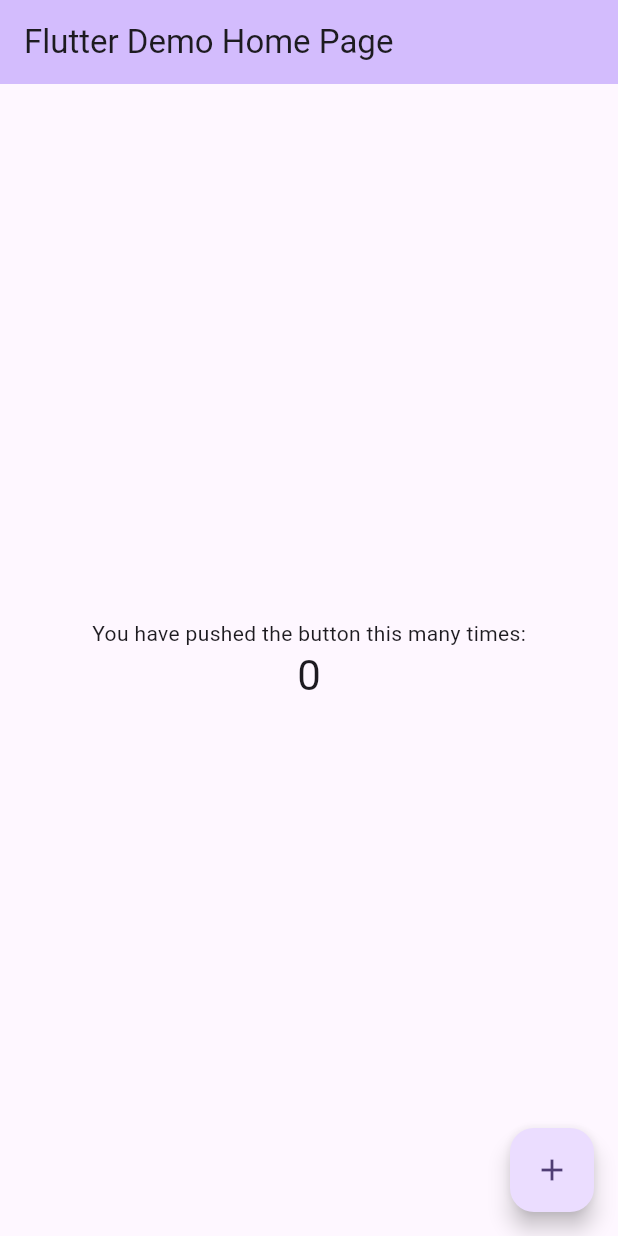
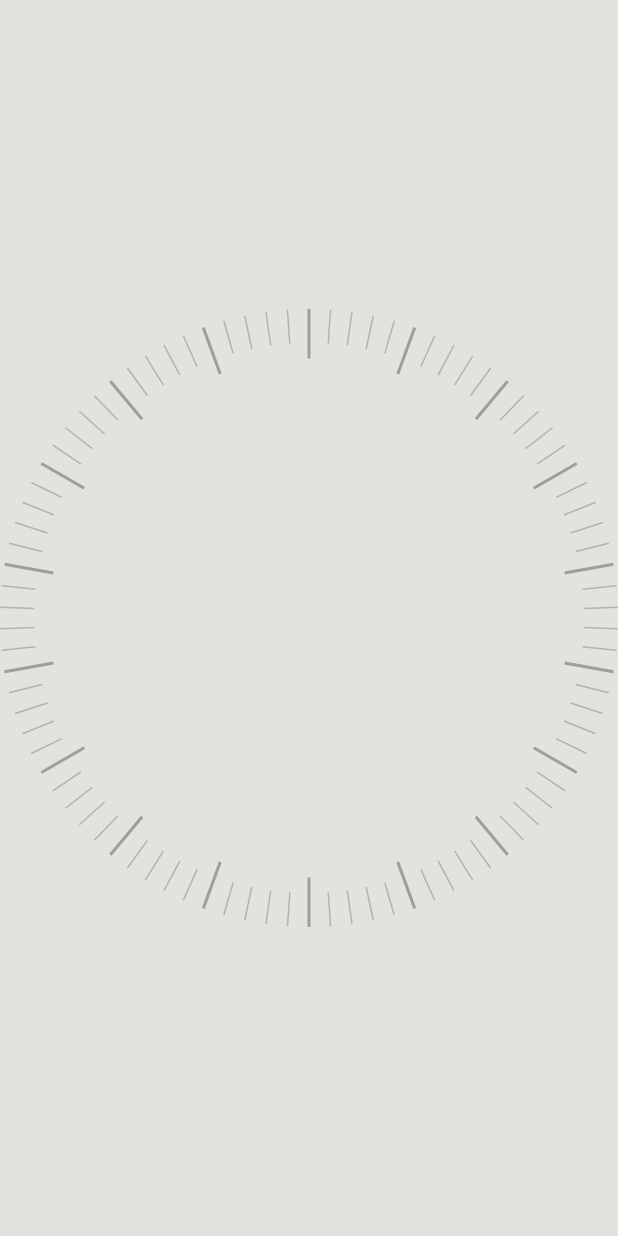
Before and after one commit to Mundane-Editorial/Flutter-compass, a Flutter app: the screen it shows after launch, on a phone screen of 412 x 824 dp. Run offline on Flutter 3.47's test engine with Material 3 defaults, Android fonts, the phone set to English and light mode, and no system bars.

Commit message:
degree margins

```diff
--- a/lib/Screens/compass_screen.dart
+++ b/lib/Screens/compass_screen.dart
@@ -0,0 +1,24 @@
+import 'package:compass/constants/app_color.dart';
+import 'package:flutter/material.dart';
+
+import '../widgets/compass_View_painter.dart';
+
+class CompassScreen extends StatefulWidget {
+  const CompassScreen({super.key});
+
+  @override
+  State<CompassScreen> createState() => _CompassScreenState();
+}
+
+class _CompassScreenState extends State<CompassScreen> {
+  @override
+  Widget build(BuildContext context) {
+    final size = MediaQuery.of(context).size;
+    return Scaffold(
+      body: CustomPaint(
+        size: size,
+        painter: CompassViewPainter(color: AppColor.grey),
+      ),
+    );
+  }
+}
--- /dev/null
+++ b/lib/constants/app_color.dart
@@ -0,0 +1,12 @@
+import 'package:flutter/material.dart';
+
+class AppColor {
+  static const Color primaryColor = Color(0xFFe4e2dc);
+  static const Color primaryDarkColor = Color(0xFFc5c2bd);
+  static const Color greenColor = Color(0xFFcadabc);
+  static const Color greenDarkColor = Color(0xFF99a58e);
+  static const Color white = Color(0xFFFFFFFF);
+  static const Color black = Color(0xFF000000);
+  static const Color red = Color(0xFFFF0000);
+  static const Color grey = Colors.grey;
+}
--- a/lib/main.dart
+++ b/lib/main.dart
@@ -1,3 +1,5 @@
+import 'package:compass/Screens/compass_screen.dart';
+import 'package:compass/constants/app_color.dart';
 import 'package:flutter/material.dart';
 
 void main() {
@@ -6,120 +8,16 @@ void main() {
 
 class MyApp extends StatelessWidget {
   const MyApp({super.key});
-
-  // This widget is the root of your application.
   @override
   Widget build(BuildContext context) {
     return MaterialApp(
+      debugShowCheckedModeBanner: false,
       title: 'Flutter Demo',
       theme: ThemeData(
-        // This is the theme of your application.
-        //
-        // TRY THIS: Try running your application with "flutter run". You'll see
-        // the application has a purple toolbar. Then, without quitting the app,
-        // try changing the seedColor in the colorScheme below to Colors.green
-        // and then invoke "hot reload" (save your changes or press the "hot
-        // reload" button in a Flutter-supported IDE, or press "r" if you used
-        // the command line to start the app).
-        //
-        // Notice that the counter didn't reset back to zero; the application
-        // state is not lost during the reload. To reset the state, use hot
-        // restart instead.
-        //
-        // This works for code too, not just values: Most code changes can be
-        // tested with just a hot reload.
-        colorScheme: ColorScheme.fromSeed(seedColor: Colors.deepPurple),
-        useMaterial3: true,
+        primarySwatch: Colors.blue,
+        scaffoldBackgroundColor: AppColor.primaryColor,
       ),
-      home: const MyHomePage(title: 'Flutter Demo Home Page'),
+      home: const CompassScreen(),
     );
   }
 }
-
-class MyHomePage extends StatefulWidget {
-  const MyHomePage({super.key, required this.title});
-
-  // This widget is the home page of your application. It is stateful, meaning
-  // that it has a State object (defined below) that contains fields that affect
-  // how it looks.
-
-  // This class is the configuration for the state. It holds the values (in this
-  // case the title) provided by the parent (in this case the App widget) and
-  // used by the build method of the State. Fields in a Widget subclass are
-  // always marked "final".
-
-  final String title;
-
-  @override
-  State<MyHomePage> createState() => _MyHomePageState();
-}
-
-class _MyHomePageState extends State<MyHomePage> {
-  int _counter = 0;
-
-  void _incrementCounter() {
-    setState(() {
-      // This call to setState tells the Flutter framework that something has
-      // changed in this State, which causes it to rerun the build method below
-      // so that the display can reflect the updated values. If we changed
-      // _counter without calling setState(), then the build method would not be
-      // called again, and so nothing would appear to happen.
-      _counter++;
-    });
-  }
-
-  @override
-  Widget build(BuildContext context) {
-    // This method is rerun every time setState is called, for instance as done
-    // by the _incrementCounter method above.
-    //
-    // The Flutter framework has been optimized to make rerunning build methods
-    // fast, so that you can just rebuild anything that needs updating rather
-    // than having to individually change instances of widgets.
-    return Scaffold(
-      appBar: AppBar(
-        // TRY THIS: Try changing the color here to a specific color (to
-        // Colors.amber, perhaps?) and trigger a hot reload to see the AppBar
-        // change color while the other colors stay the same.
-        backgroundColor: Theme.of(context).colorScheme.inversePrimary,
-        // Here we take the value from the MyHomePage object that was created by
-        // the App.build method, and use it to set our appbar title.
-        title: Text(widget.title),
-      ),
-      body: Center(
-        // Center is a layout widget. It takes a single child and positions it
-        // in the middle of the parent.
-        child: Column(
-          // Column is also a layout widget. It takes a list of children and
-          // arranges them vertically. By default, it sizes itself to fit its
-          // children horizontally, and tries to be as tall as its parent.
-          //
-          // Column has various properties to control how it sizes itself and
-          // how it positions its children. Here we use mainAxisAlignment to
-          // center the children vertically; the main axis here is the vertical
-          // axis because Columns are vertical (the cross axis would be
-          // horizontal).
-          //
-          // TRY THIS: Invoke "debug painting" (choose the "Toggle Debug Paint"
-          // action in the IDE, or press "p" in the console), to see the
-          // wireframe for each widget.
-          mainAxisAlignment: MainAxisAlignment.center,
-          children: <Widget>[
-            const Text(
-              'You have pushed the button this many times:',
-            ),
-            Text(
-              '$_counter',
-              style: Theme.of(context).textTheme.headlineMedium,
-            ),
-          ],
-        ),
-      ),
-      floatingActionButton: FloatingActionButton(
-        onPressed: _incrementCounter,
-        tooltip: 'Increment',
-        child: const Icon(Icons.add),
-      ), // This trailing comma makes auto-formatting nicer for build methods.
-    );
-  }
-}
--- /dev/null
+++ b/lib/widgets/compass_View_painter.dart
@@ -0,0 +1,102 @@
+import 'dart:math';
+
+import 'package:compass/constants/app_color.dart';
+import 'package:flutter/material.dart';
+
+class CompassViewPainter extends CustomPainter {
+  final Color color;
+  final int majorTickerCount;
+  final int minorTickerCount;
+  final CardinalityMap cardinalityMap;
+
+  CompassViewPainter({
+    required this.color,
+    this.majorTickerCount = 18,
+    this.minorTickerCount = 90,
+    this.cardinalityMap = const {0: 'N', 90: 'E', 180: 'S', 270: 'W'},
+  });
+
+  late final majorScalePaint = Paint()
+    ..style = PaintingStyle.stroke
+    ..color = color
+    ..strokeWidth = 2.0;
+
+  late final minorScalePaint = Paint()
+    ..style = PaintingStyle.stroke
+    ..color = color.withOpacity(0.7)
+    ..strokeWidth = 1.0;
+
+  late final majorScaleStyle = TextStyle(
+    color: color,
+    fontSize: 12.0,
+  );
+
+  late final cardinalityStyle = const TextStyle(
+    color: AppColor.black,
+    fontSize: 20,
+    fontWeight: FontWeight.bold,
+  );
+
+  late final _majorTicks = _layoutScale(majorTickerCount);
+  late final _minorTicks = _layoutScale(minorTickerCount);
+
+  @override
+  void paint(Canvas canvas, Size size) {
+    // TODO: implement paint
+    const origin = Offset.zero;
+    final center = size.center(origin);
+    final radius = size.width / 2;
+
+    final majorTickLength = size.width * 0.08;
+    final minorTickLength = size.width * 0.055;
+
+    canvas.save();
+
+    //TODO : Paint major scale code block
+    for (final angle in _majorTicks) {
+      final tickStart = Offset.fromDirection(
+        _correctAngle(angle).toRadian(),
+        radius,
+      );
+      final tickEnd = Offset.fromDirection(
+        _correctAngle(angle).toRadian(),
+        radius - majorTickLength,
+      );
+      canvas.drawLine(center + tickStart, center + tickEnd, majorScalePaint);
+    }
+
+    //TODO : Paint minor scale code block
+    for (final angle in _minorTicks) {
+      final tickStart = Offset.fromDirection(
+        _correctAngle(angle).toRadian(),
+        radius,
+      );
+      final tickEnd = Offset.fromDirection(
+        _correctAngle(angle).toRadian(),
+        radius - minorTickLength,
+      );
+      canvas.drawLine(center + tickStart, center + tickEnd, minorScalePaint);
+    }
+
+    canvas.restore();
+  }
+
+  @override
+  bool shouldRepaint(covariant CustomPainter oldDelegate) {
+    // TODO: implement shouldRepaint
+    return false;
+  }
+
+  List<double> _layoutScale(int ticks) {
+    final scale = 360 / ticks;
+    return List.generate(ticks, (index) => index * scale);
+  }
+
+  double _correctAngle(double angle) => angle - 90;
+}
+
+typedef CardinalityMap = Map<num, String>;
+
+extension on num {
+  double toRadian() => this * pi / 180;
+}
```
